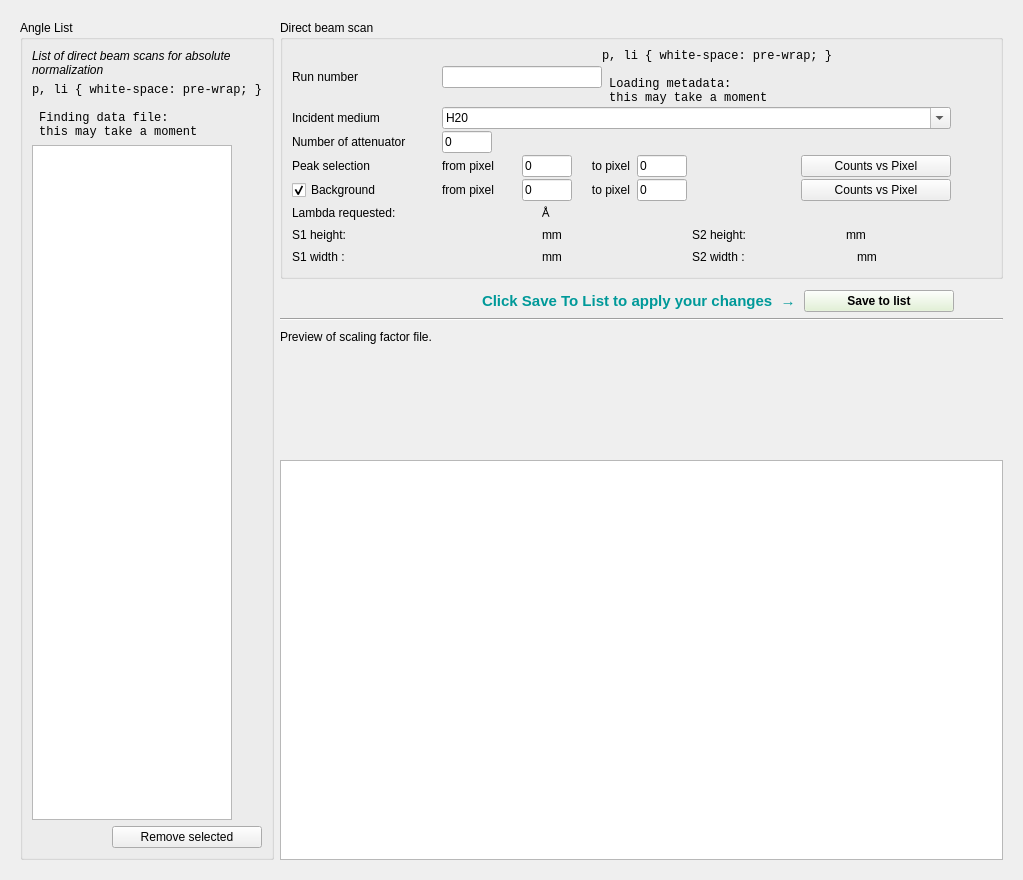
The window that Code/Mantid/scripts/Interface/ui/reflectometer/refl_sf_calculator.ui (mantidproject/mantid) describes before a commit, drawn with Qt 5.
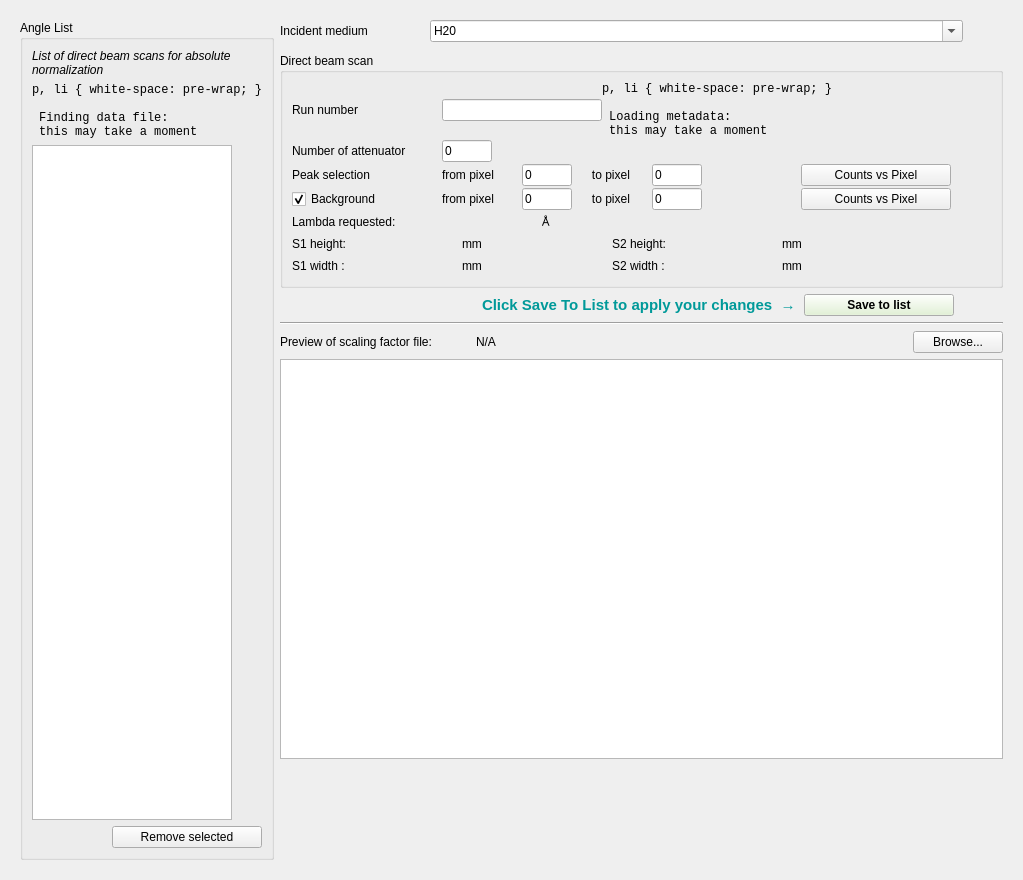
The same window after the commit.

What changed in the file:
```diff
--- a/Code/Mantid/scripts/Interface/ui/reflectometer/refl_sf_calculator.ui
+++ b/Code/Mantid/scripts/Interface/ui/reflectometer/refl_sf_calculator.ui
@@ -184,6 +184,98 @@
              </item>
              <item>
               <layout class="QVBoxLayout" name="verticalLayout_4">
+               <item>
+                <layout class="QHBoxLayout" name="horizontalLayout_13">
+                 <property name="spacing">
+                  <number>0</number>
+                 </property>
+                 <item>
+                  <widget class="QLabel" name="label_16">
+                   <property name="minimumSize">
+                    <size>
+                     <width>150</width>
+                     <height>0</height>
+                    </size>
+                   </property>
+                   <property name="text">
+                    <string>Incident medium </string>
+                   </property>
+                  </widget>
+                 </item>
+                 <item>
+                  <widget class="QComboBox" name="incident_medium_combobox">
+                   <property name="sizePolicy">
+                    <sizepolicy hsizetype="Expanding" vsizetype="Fixed">
+                     <horstretch>0</horstretch>
+                     <verstretch>0</verstretch>
+                    </sizepolicy>
+                   </property>
+                   <property name="minimumSize">
+                    <size>
+                     <width>200</width>
+                     <height>0</height>
+                    </size>
+                   </property>
+                   <property name="maximumSize">
+                    <size>
+                     <width>16777215</width>
+                     <height>16777215</height>
+                    </size>
+                   </property>
+                   <property name="editable">
+                    <bool>true</bool>
+                   </property>
+                   <item>
+                    <property name="text">
+                     <string>H20</string>
+                    </property>
+                   </item>
+                   <item>
+                    <property name="text">
+                     <string>Small Circular SA holder</string>
+                    </property>
+                   </item>
+                   <item>
+                    <property name="text">
+                     <string>Large Circular SA holder</string>
+                    </property>
+                   </item>
+                  </widget>
+                 </item>
+                 <item>
+                  <spacer name="horizontalSpacer_12">
+                   <property name="orientation">
+                    <enum>Qt::Horizontal</enum>
+                   </property>
+                   <property name="sizeType">
+                    <enum>QSizePolicy::Fixed</enum>
+                   </property>
+                   <property name="sizeHint" stdset="0">
+                    <size>
+                     <width>40</width>
+                     <height>20</height>
+                    </size>
+                   </property>
+                  </spacer>
+                 </item>
+                </layout>
+               </item>
+               <item>
+                <spacer name="verticalSpacer_3">
+                 <property name="orientation">
+                  <enum>Qt::Vertical</enum>
+                 </property>
+                 <property name="sizeType">
+                  <enum>QSizePolicy::Fixed</enum>
+                 </property>
+                 <property name="sizeHint" stdset="0">
+                  <size>
+                   <width>20</width>
+                   <height>5</height>
+                  </size>
+                 </property>
+                </spacer>
+               </item>
                <item>
                 <widget class="QGroupBox" name="groupBox">
                  <property name="sizePolicy">
@@ -265,82 +357,6 @@
                     </item>
                    </layout>
                   </item>
-                  <item>
-                   <layout class="QHBoxLayout" name="horizontalLayout_13">
-                    <property name="spacing">
-                     <number>0</number>
-                    </property>
-                    <item>
-                     <widget class="QLabel" name="label_16">
-                      <property name="minimumSize">
-                       <size>
-                        <width>150</width>
-                        <height>0</height>
-                       </size>
-                      </property>
-                      <property name="text">
-                       <string>Incident medium </string>
-                      </property>
-                     </widget>
-                    </item>
-                    <item>
-                     <widget class="QComboBox" name="incident_medium_combobox">
-                      <property name="sizePolicy">
-                       <sizepolicy hsizetype="Expanding" vsizetype="Fixed">
-                        <horstretch>0</horstretch>
-                        <verstretch>0</verstretch>
-                       </sizepolicy>
-                      </property>
-                      <property name="minimumSize">
-                       <size>
-                        <width>200</width>
-                        <height>0</height>
-                       </size>
-                      </property>
-                      <property name="maximumSize">
-                       <size>
-                        <width>16777215</width>
-                        <height>16777215</height>
-                       </size>
-                      </property>
-                      <property name="editable">
-                       <bool>true</bool>
-                      </property>
-                      <item>
-                       <property name="text">
-                        <string>H20</string>
-                       </property>
-                      </item>
-                      <item>
-                       <property name="text">
-                        <string>Small Circular SA holder</string>
-                       </property>
-                      </item>
-                      <item>
-                       <property name="text">
-                        <string>Large Circular SA holder</string>
-                       </property>
-                      </item>
-                     </widget>
-                    </item>
-                    <item>
-                     <spacer name="horizontalSpacer_12">
-                      <property name="orientation">
-                       <enum>Qt::Horizontal</enum>
-                      </property>
-                      <property name="sizeType">
-                       <enum>QSizePolicy::Fixed</enum>
-                      </property>
-                      <property name="sizeHint" stdset="0">
-                       <size>
-                        <width>40</width>
-                        <height>20</height>
-                       </size>
-                      </property>
-                     </spacer>
-                    </item>
-                   </layout>
-                  </item>
                   <item>
                    <layout class="QHBoxLayout" name="horizontalLayout_4">
                     <property name="spacing">
@@ -501,10 +517,16 @@
                       </property>
                       <property name="minimumSize">
                        <size>
-                        <width>60</width>
+                        <width>80</width>
                         <height>0</height>
                        </size>
                       </property>
+                      <property name="maximumSize">
+                       <size>
+                        <width>80</width>
+                        <height>16777215</height>
+                       </size>
+                      </property>
                       <property name="text">
                        <string>      to pixel  </string>
                       </property>
@@ -696,10 +718,16 @@
                       </property>
                       <property name="minimumSize">
                        <size>
-                        <width>60</width>
+                        <width>80</width>
                         <height>0</height>
                        </size>
                       </property>
+                      <property name="maximumSize">
+                       <size>
+                        <width>80</width>
+                        <height>16777215</height>
+                       </size>
+                      </property>
                       <property name="text">
                        <string>      to pixel  </string>
                       </property>
@@ -881,10 +909,16 @@
                      <widget class="QLabel" name="label_3">
                       <property name="minimumSize">
                        <size>
-                        <width>150</width>
+                        <width>70</width>
                         <height>0</height>
                        </size>
                       </property>
+                      <property name="maximumSize">
+                       <size>
+                        <width>70</width>
+                        <height>16777215</height>
+                       </size>
+                      </property>
                       <property name="text">
                        <string>S1 height:</string>
                       </property>
@@ -908,7 +942,7 @@
                        <string/>
                       </property>
                       <property name="alignment">
-                       <set>Qt::AlignLeading|Qt::AlignLeft|Qt::AlignVCenter</set>
+                       <set>Qt::AlignCenter</set>
                       </property>
                      </widget>
                     </item>
@@ -935,10 +969,16 @@
                      <widget class="QLabel" name="label_6">
                       <property name="minimumSize">
                        <size>
-                        <width>50</width>
+                        <width>70</width>
                         <height>0</height>
                        </size>
                       </property>
+                      <property name="maximumSize">
+                       <size>
+                        <width>70</width>
+                        <height>16777215</height>
+                       </size>
+                      </property>
                       <property name="text">
                        <string>S2 height:</string>
                       </property>
@@ -962,7 +1002,7 @@
                        <string/>
                       </property>
                       <property name="alignment">
-                       <set>Qt::AlignLeading|Qt::AlignLeft|Qt::AlignVCenter</set>
+                       <set>Qt::AlignCenter</set>
                       </property>
                      </widget>
                     </item>
@@ -1009,10 +1049,16 @@
                      <widget class="QLabel" name="label_7">
                       <property name="minimumSize">
                        <size>
-                        <width>150</width>
+                        <width>70</width>
                         <height>0</height>
                        </size>
                       </property>
+                      <property name="maximumSize">
+                       <size>
+                        <width>70</width>
+                        <height>16777215</height>
+                       </size>
+                      </property>
                       <property name="text">
                        <string>S1 width :</string>
                       </property>
@@ -1036,7 +1082,7 @@
                        <string/>
                       </property>
                       <property name="alignment">
-                       <set>Qt::AlignLeading|Qt::AlignLeft|Qt::AlignVCenter</set>
+                       <set>Qt::AlignCenter</set>
                       </property>
                      </widget>
                     </item>
@@ -1063,13 +1109,13 @@
                      <widget class="QLabel" name="label_8">
                       <property name="minimumSize">
                        <size>
-                        <width>65</width>
+                        <width>70</width>
                         <height>0</height>
                        </size>
                       </property>
                       <property name="maximumSize">
                        <size>
-                        <width>65</width>
+                        <width>70</width>
                         <height>16777215</height>
                        </size>
                       </property>
@@ -1096,7 +1142,7 @@
                        <string/>
                       </property>
                       <property name="alignment">
-                       <set>Qt::AlignLeading|Qt::AlignLeft|Qt::AlignVCenter</set>
+                       <set>Qt::AlignCenter</set>
                       </property>
                      </widget>
                     </item>
@@ -1137,22 +1183,6 @@
                  </layout>
                 </widget>
                </item>
-               <item>
-                <spacer name="verticalSpacer_3">
-                 <property name="orientation">
-                  <enum>Qt::Vertical</enum>
-                 </property>
-                 <property name="sizeType">
-                  <enum>QSizePolicy::Fixed</enum>
-                 </property>
-                 <property name="sizeHint" stdset="0">
-                  <size>
-                   <width>20</width>
-                   <height>5</height>
-                  </size>
-                 </property>
-                </spacer>
-               </item>
                <item>
                 <layout class="QHBoxLayout" name="horizontalLayout_7">
                  <property name="spacing">
@@ -1298,42 +1328,51 @@
                 <layout class="QHBoxLayout" name="horizontalLayout_9">
                  <item>
                   <widget class="QLabel" name="label_11">
+                   <property name="minimumSize">
+                    <size>
+                     <width>190</width>
+                     <height>0</height>
+                    </size>
+                   </property>
+                   <property name="maximumSize">
+                    <size>
+                     <width>190</width>
+                     <height>16777215</height>
+                    </size>
+                   </property>
                    <property name="text">
-                    <string>Preview of scaling factor file.</string>
+                    <string>Preview of scaling factor file:</string>
                    </property>
                   </widget>
                  </item>
                  <item>
-                  <spacer name="horizontalSpacer_5">
-                   <property name="orientation">
-                    <enum>Qt::Horizontal</enum>
+                  <widget class="QLabel" name="cfg_scaling_factor_file_name">
+                   <property name="text">
+                    <string>N/A</string>
                    </property>
-                   <property name="sizeHint" stdset="0">
+                  </widget>
+                 </item>
+                 <item>
+                  <widget class="QPushButton" name="cfg_scaling_factor_file_browse">
+                   <property name="maximumSize">
                     <size>
-                     <width>40</width>
-                     <height>20</height>
+                     <width>90</width>
+                     <height>16777215</height>
                     </size>
                    </property>
-                  </spacer>
+                   <property name="sizeIncrement">
+                    <size>
+                     <width>90</width>
+                     <height>0</height>
+                    </size>
+                   </property>
+                   <property name="text">
+                    <string>Browse...</string>
+                   </property>
+                  </widget>
                  </item>
                 </layout>
                </item>
-               <item>
-                <spacer name="verticalSpacer">
-                 <property name="orientation">
-                  <enum>Qt::Vertical</enum>
-                 </property>
-                 <property name="sizeType">
-                  <enum>QSizePolicy::Expanding</enum>
-                 </property>
-                 <property name="sizeHint" stdset="0">
-                  <size>
-                   <width>20</width>
-                   <height>10</height>
-                  </size>
-                 </property>
-                </spacer>
-               </item>
                <item>
                 <widget class="QTextBrowser" name="textBrowser">
                  <property name="minimumSize">
@@ -1344,6 +1383,22 @@
                  </property>
                 </widget>
                </item>
+               <item>
+                <spacer name="verticalSpacer">
+                 <property name="orientation">
+                  <enum>Qt::Vertical</enum>
+                 </property>
+                 <property name="sizeType">
+                  <enum>QSizePolicy::Expanding</enum>
+                 </property>
+                 <property name="sizeHint" stdset="0">
+                  <size>
+                   <width>20</width>
+                   <height>10</height>
+                  </size>
+                 </property>
+                </spacer>
+               </item>
               </layout>
              </item>
             </layout>
```
